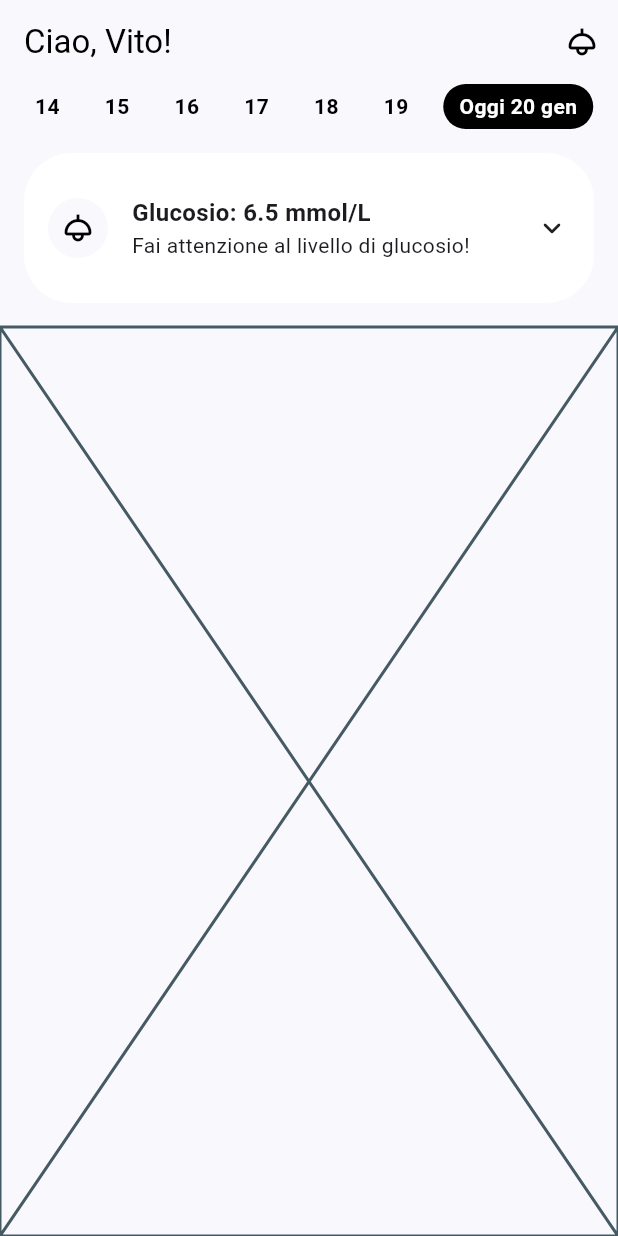
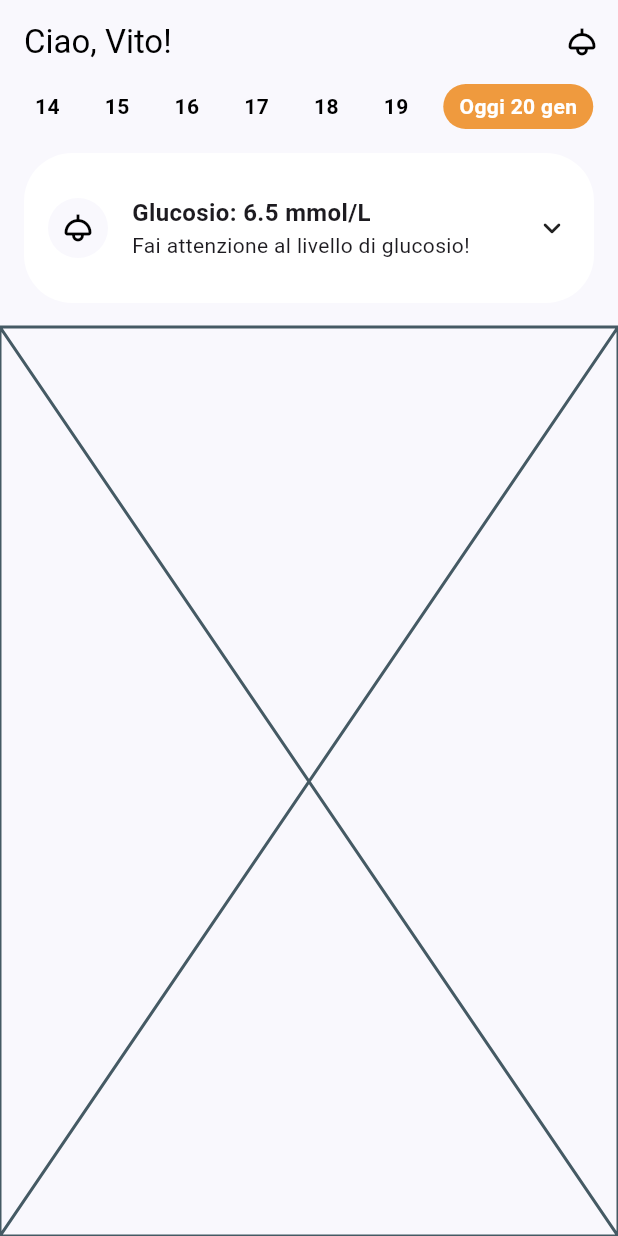
Before and after one commit to C01-GlucoseGuardian/mobileApp, a Flutter app: the screen it shows after launch, on a phone screen of 412 x 824 dp. Run offline on Flutter 3.47's test engine with Material 2 defaults, Android fonts, the phone set to English and light mode, and no system bars; our stand-ins replace email_validator, flutter_otp_text_field; missing offline and left inert: passwordfield.

Commit message:
Change selected day color to orange

```diff
--- a/lib/components/day_selector.dart
+++ b/lib/components/day_selector.dart
@@ -46,7 +46,7 @@ class _DaySelectorState extends State<DaySelector> {
         height: 30,
         alignment: Alignment.center,
         decoration: BoxDecoration(
-          color: selected ? Colors.black : kBackgroundColor,
+          color: selected ? Theme.of(context).primaryColor : kBackgroundColor,
           borderRadius: BorderRadius.circular(64),
         ),
         child: Text(
```
